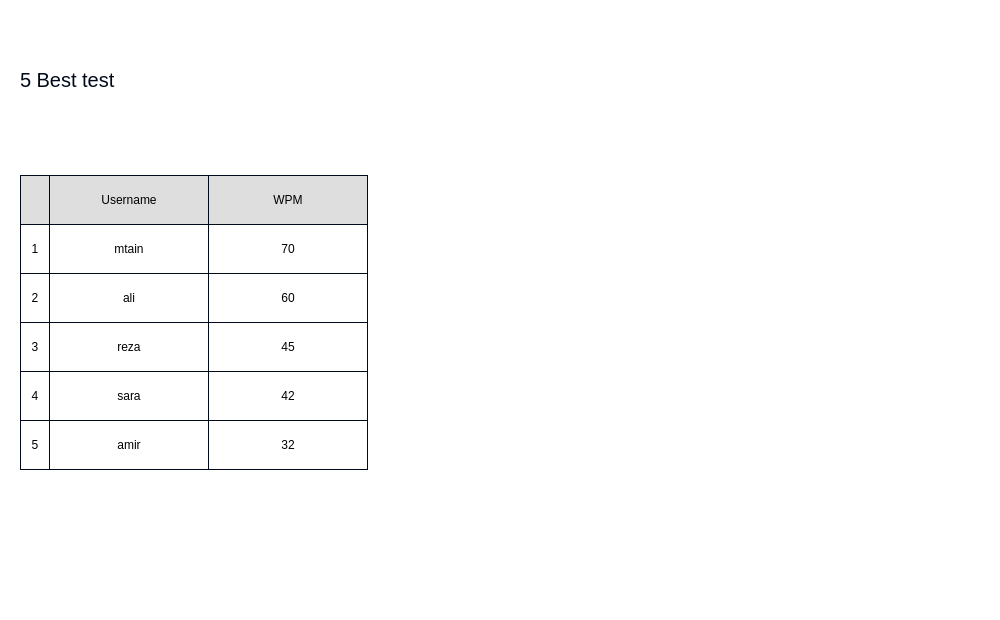
Old version of the form src/mainpage.ui in the repository Matin-Ardestani/Type-online-app.
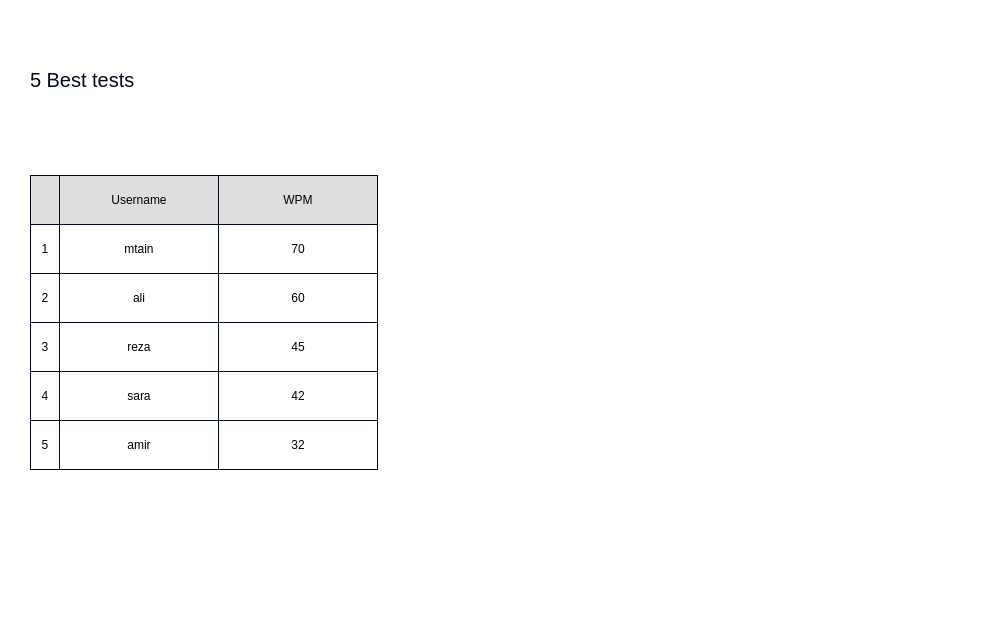
New version of the form. The open tabs and pages were chosen to show the change. Icons and pictures are not drawn.

```diff
--- a/src/mainpage.ui
+++ b/src/mainpage.ui
@@ -24,7 +24,7 @@
    <widget class="QPushButton" name="btn_minimze">
     <property name="geometry">
      <rect>
-      <x>888</x>
+      <x>924</x>
       <y>10</y>
       <width>30</width>
       <height>30</height>
@@ -53,7 +53,7 @@
    <widget class="QPushButton" name="btn_close">
     <property name="geometry">
      <rect>
-      <x>918</x>
+      <x>954</x>
       <y>10</y>
       <width>30</width>
       <height>30</height>
@@ -968,7 +968,7 @@
      <widget class="QLabel" name="ranking_title">
       <property name="geometry">
        <rect>
-        <x>10</x>
+        <x>20</x>
         <y>50</y>
         <width>611</width>
         <height>20</height>
@@ -986,7 +986,7 @@
        <string notr="true">color: #010A1A;</string>
       </property>
       <property name="text">
-       <string>5 Best test</string>
+       <string>5 Best tests</string>
       </property>
      </widget>
      <widget class="QFrame" name="frame_4">
@@ -1007,7 +1007,7 @@
       <widget class="QLabel" name="label_8">
        <property name="geometry">
         <rect>
-         <x>39</x>
+         <x>49</x>
          <y>85</y>
          <width>160</width>
          <height>50</height>
@@ -1032,7 +1032,7 @@
       <widget class="QLabel" name="label_9">
        <property name="geometry">
         <rect>
-         <x>198</x>
+         <x>208</x>
          <y>85</y>
          <width>160</width>
          <height>50</height>
@@ -1057,7 +1057,7 @@
       <widget class="QLabel" name="label_14">
        <property name="geometry">
         <rect>
-         <x>10</x>
+         <x>20</x>
          <y>85</y>
          <width>30</width>
          <height>50</height>
@@ -1082,7 +1082,7 @@
       <widget class="QLabel" name="rank_user1">
        <property name="geometry">
         <rect>
-         <x>39</x>
+         <x>49</x>
          <y>134</y>
          <width>160</width>
          <height>50</height>
@@ -1107,7 +1107,7 @@
       <widget class="QLabel" name="label_15">
        <property name="geometry">
         <rect>
-         <x>10</x>
+         <x>20</x>
          <y>134</y>
          <width>30</width>
          <height>50</height>
@@ -1132,7 +1132,7 @@
       <widget class="QLabel" name="rank_test1">
        <property name="geometry">
         <rect>
-         <x>198</x>
+         <x>208</x>
          <y>134</y>
          <width>160</width>
          <height>50</height>
@@ -1157,7 +1157,7 @@
       <widget class="QLabel" name="rank_user2">
        <property name="geometry">
         <rect>
-         <x>39</x>
+         <x>49</x>
          <y>183</y>
          <width>160</width>
          <height>50</height>
@@ -1182,7 +1182,7 @@
       <widget class="QLabel" name="label_16">
        <property name="geometry">
         <rect>
-         <x>10</x>
+         <x>20</x>
          <y>183</y>
          <width>30</width>
          <height>50</height>
@@ -1207,7 +1207,7 @@
       <widget class="QLabel" name="rank_test2">
        <property name="geometry">
         <rect>
-         <x>198</x>
+         <x>208</x>
          <y>183</y>
          <width>160</width>
          <height>50</height>
@@ -1232,7 +1232,7 @@
       <widget class="QLabel" name="rank_user5">
        <property name="geometry">
         <rect>
-         <x>39</x>
+         <x>49</x>
          <y>330</y>
          <width>160</width>
          <height>50</height>
@@ -1257,7 +1257,7 @@
       <widget class="QLabel" name="label_21">
        <property name="geometry">
         <rect>
-         <x>10</x>
+         <x>20</x>
          <y>330</y>
          <width>30</width>
          <height>50</height>
@@ -1282,7 +1282,7 @@
       <widget class="QLabel" name="rank_test5">
        <property name="geometry">
         <rect>
-         <x>198</x>
+         <x>208</x>
          <y>330</y>
          <width>160</width>
          <height>50</height>
@@ -1307,7 +1307,7 @@
       <widget class="QLabel" name="rank_user3">
        <property name="geometry">
         <rect>
-         <x>39</x>
+         <x>49</x>
          <y>232</y>
          <width>160</width>
          <height>50</height>
@@ -1332,7 +1332,7 @@
       <widget class="QLabel" name="label_24">
        <property name="geometry">
         <rect>
-         <x>10</x>
+         <x>20</x>
          <y>232</y>
          <width>30</width>
          <height>50</height>
@@ -1357,7 +1357,7 @@
       <widget class="QLabel" name="rank_test3">
        <property name="geometry">
         <rect>
-         <x>198</x>
+         <x>208</x>
          <y>232</y>
          <width>160</width>
          <height>50</height>
@@ -1382,7 +1382,7 @@
       <widget class="QLabel" name="rank_user4">
        <property name="geometry">
         <rect>
-         <x>39</x>
+         <x>49</x>
          <y>281</y>
          <width>160</width>
          <height>50</height>
@@ -1407,7 +1407,7 @@
       <widget class="QLabel" name="label_27">
        <property name="geometry">
         <rect>
-         <x>10</x>
+         <x>20</x>
          <y>281</y>
          <width>30</width>
          <height>50</height>
@@ -1432,7 +1432,7 @@
       <widget class="QLabel" name="rank_test4">
        <property name="geometry">
         <rect>
-         <x>198</x>
+         <x>208</x>
          <y>281</y>
          <width>160</width>
          <height>50</height>
```
Left out of the diff: 44 changed lines with no effect on the pictures.
